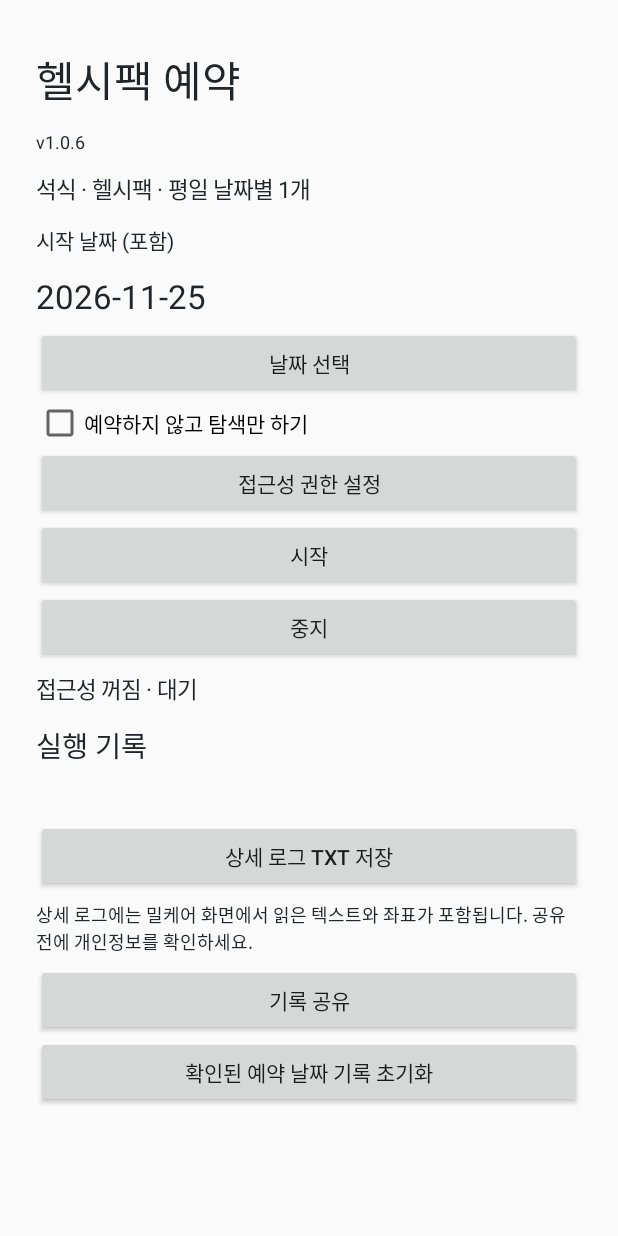
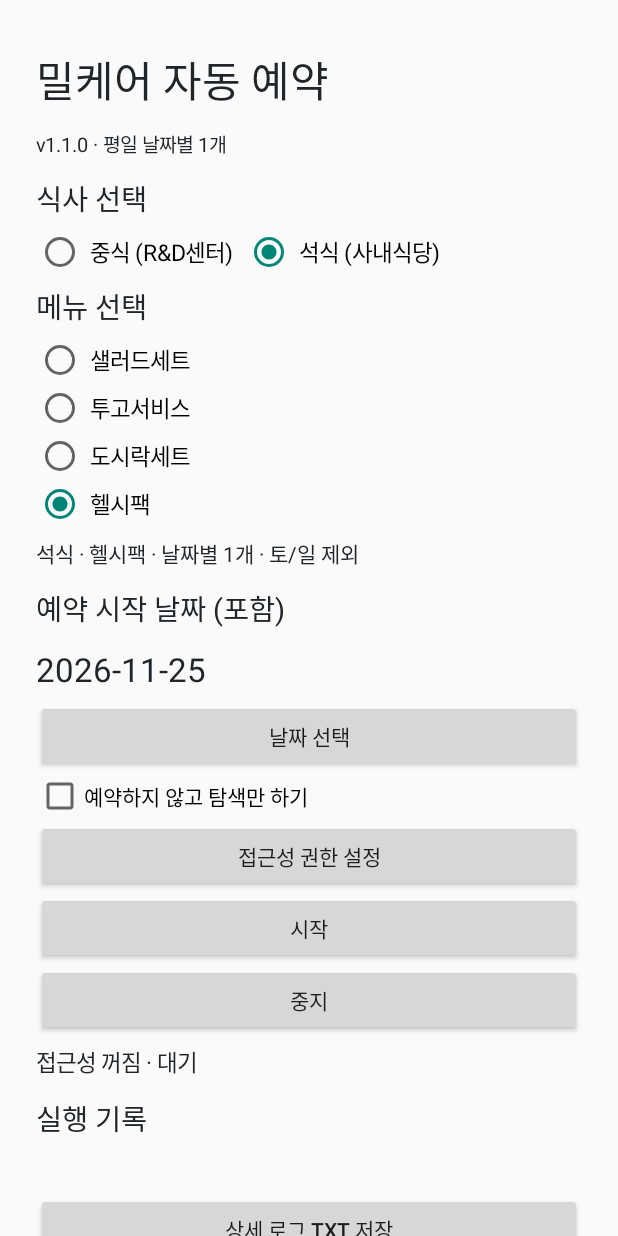
Before and after one commit to eekk1962-coder/scrollshot-lite, an Android app: the screen it shows after launch (MainActivity), on a phone screen of 412 x 824 dp. Run offline under Robolectric (Android 15) with nearby library versions, the phone set to English and light mode, and no system bars.

Commit message:
Add lunch/dinner and four menu choices, isolated booking history and matching tests

```diff
--- a/mealcare-macro/app/build.gradle
+++ b/mealcare-macro/app/build.gradle
@@ -2,6 +2,6 @@ plugins { id 'com.android.application' version '8.7.3' }
 android {
  namespace 'kr.signal.mealcaremacro'
  compileSdk 35
- defaultConfig { applicationId 'kr.signal.mealcaremacro'; minSdk 26; targetSdk 34; versionCode 7; versionName '1.0.6' }
+ defaultConfig { applicationId 'kr.signal.mealcaremacro'; minSdk 26; targetSdk 34; versionCode 8; versionName '1.1.0' }
  compileOptions { sourceCompatibility JavaVersion.VERSION_17; targetCompatibility JavaVersion.VERSION_17 }
 }
--- a/mealcare-macro/app/src/main/java/kr/signal/mealcaremacro/MainActivity.java
+++ b/mealcare-macro/app/src/main/java/kr/signal/mealcaremacro/MainActivity.java
@@ -1,27 +1,34 @@
 package kr.signal.mealcaremacro;
 import android.app.*;import android.os.*;import android.content.*;import android.content.pm.*;import android.graphics.Color;import android.provider.Settings;import android.view.*;import android.widget.*;import java.io.*;import java.nio.charset.StandardCharsets;import java.time.*;import java.util.*;
 public class MainActivity extends Activity {
- LocalDate date=LocalDate.now(); TextView dateView,status,log; CheckBox preview; final Handler h=new Handler();
+ LocalDate date=LocalDate.now(); TextView dateView,status,log; CheckBox preview; RadioGroup meals,menus; TextView selectedInfo; final Handler h=new Handler();
  int dp(int n){return (int)(n*getResources().getDisplayMetrics().density);}
  TextView text(String s,int size){TextView t=new TextView(this);t.setText(s);t.setTextSize(size);t.setTextColor(0xff20252a);t.setPadding(0,dp(6),0,dp(6));return t;}
  Button button(String s,Runnable r){Button b=new Button(this);b.setAllCaps(false);b.setText(s);b.setOnClickListener(v->r.run());return b;}
  @Override public void onCreate(Bundle b){super.onCreate(b);try{date=LocalDate.parse(getPreferences(0).getString("date",date.toString()));}catch(Exception ignored){}
  ScrollView sc=new ScrollView(this);LinearLayout l=new LinearLayout(this);l.setOrientation(1);l.setPadding(dp(24),dp(26),dp(24),dp(24));sc.addView(l);setContentView(sc);
- l.addView(text("헬시팩 예약",28));l.addView(text("v1.0.6",12));l.addView(text("석식 · 헬시팩 · 평일 날짜별 1개",15));l.addView(text("시작 날짜 (포함)",14));
+ l.addView(text("밀케어 자동 예약",28));l.addView(text("v1.1.0 · 평일 날짜별 1개",13));
+ l.addView(text("식사 선택",19));meals=new RadioGroup(this);meals.setOrientation(RadioGroup.HORIZONTAL);addOption(meals,"중식 (R&D센터)",101);addOption(meals,"석식 (사내식당)",102);l.addView(meals);meals.check(getPreferences(0).getBoolean("lunch",false)?101:102);
+ l.addView(text("메뉴 선택",19));menus=new RadioGroup(this);menus.setOrientation(RadioGroup.VERTICAL);for(int i=0;i<MealSelection.MENUS.length;i++)addOption(menus,MealSelection.MENUS[i],201+i);l.addView(menus);int menuIndex=getPreferences(0).getInt("menuIndex",3);menus.check(201+Math.max(0,Math.min(3,menuIndex)));
+ selectedInfo=text("",14);l.addView(selectedInfo);meals.setOnCheckedChangeListener((group,id)->saveSelection());menus.setOnCheckedChangeListener((group,id)->saveSelection());saveSelection();
+ l.addView(text("예약 시작 날짜 (포함)",19));
  dateView=text(date.toString(),22);l.addView(dateView);l.addView(button("날짜 선택",()->new DatePickerDialog(this,(v,y,m,d)->{date=LocalDate.of(y,m+1,d);dateView.setText(date.toString());getPreferences(0).edit().putString("date",date.toString()).apply();},date.getYear(),date.getMonthValue()-1,date.getDayOfMonth()).show()));
  preview=new CheckBox(this);preview.setText("예약하지 않고 탐색만 하기");l.addView(preview);
  l.addView(button("접근성 권한 설정",()->startActivity(new Intent(Settings.ACTION_ACCESSIBILITY_SETTINGS))));
  l.addView(button("시작",()->startMacro()));l.addView(button("중지",()->{if(MacroService.instance!=null)MacroService.instance.stop("사용자 중지");}));
  status=text("",15);l.addView(status);l.addView(text("실행 기록",19));log=text("",13);l.addView(log);
  l.addView(button("상세 로그 TXT 저장",()->{Intent i=new Intent(Intent.ACTION_CREATE_DOCUMENT).addCategory(Intent.CATEGORY_OPENABLE).setType("text/plain").putExtra(Intent.EXTRA_TITLE,"mealcare-diagnostic-"+LocalDate.now()+".txt");startActivityForResult(i,701);}));l.addView(text("상세 로그에는 밀케어 화면에서 읽은 텍스트와 좌표가 포함됩니다. 공유 전에 개인정보를 확인하세요.",12));l.addView(button("기록 공유",()->{Intent i=new Intent(Intent.ACTION_SEND).setType("text/plain").putExtra(Intent.EXTRA_TEXT,getSharedPreferences("run",0).getString("log",""));startActivity(Intent.createChooser(i,"실행 기록"));}));
- l.addView(button("확인된 예약 날짜 기록 초기화",()->new AlertDialog.Builder(this).setMessage("앱 내부의 중복 방지 기록만 지웁니다. 실제 예약은 취소되지 않습니다.").setNegativeButton("취소",null).setPositiveButton("초기화",(d,w)->{if(MacroService.instance==null||!MacroService.instance.running)getSharedPreferences("run",0).edit().remove("booked").apply();}).show()));
+ l.addView(button("선택한 식사·메뉴 예약 기록 초기화",()->{MealSelection selected=selection();new AlertDialog.Builder(this).setMessage(selected.display+"의 앱 내부 중복 방지 기록만 지웁니다. 실제 예약은 취소되지 않습니다.").setNegativeButton("취소",null).setPositiveButton("초기화",(d,w)->{if(MacroService.instance==null||!MacroService.instance.running)getSharedPreferences("run",0).edit().remove(selected.key).apply();}).show();}));
  }
+ void addOption(RadioGroup group,String label,int id){RadioButton rb=new RadioButton(this);rb.setId(id);rb.setText(label);rb.setTextSize(15);rb.setPadding(dp(4),dp(5),dp(8),dp(5));group.addView(rb);}
+ MealSelection selection(){int index=Math.max(0,Math.min(3,menus.getCheckedRadioButtonId()-201));return new MealSelection(meals.getCheckedRadioButtonId()==101,MealSelection.MENUS[index]);}
+ void saveSelection(){MealSelection s=selection();getPreferences(0).edit().putBoolean("lunch",s.lunch).putInt("menuIndex",menus.getCheckedRadioButtonId()-201).apply();selectedInfo.setText(s.display+" · 날짜별 1개 · 토/일 제외");}
  void startMacro(){if(MacroService.instance==null){status.setText("접근성 설정에서 밀케어 예약 자동화를 켜주세요.");return;} if(MacroService.instance.running)return;
  Intent query=new Intent(Intent.ACTION_MAIN).addCategory(Intent.CATEGORY_LAUNCHER);ArrayList<ResolveInfo> matches=new ArrayList<>();
  for(ResolveInfo ri:getPackageManager().queryIntentActivities(query,0)){String label=ri.loadLabel(getPackageManager()).toString().replaceAll("\\s+","").toLowerCase(Locale.ROOT);if((label.equals("mealcare")||label.equals("밀케어")||label.equals("밀케어앱"))&&!ri.activityInfo.packageName.equals(getPackageName()))matches.add(ri);}
  if(matches.size()!=1){status.setText("밀케어 앱을 정확히 찾지 못했습니다. 앱 설치와 이름을 확인하세요.");return;}
  ResolveInfo ri=matches.get(0);Intent launch=getPackageManager().getLaunchIntentForPackage(ri.activityInfo.packageName);if(launch==null){status.setText("밀케어 실행 불가");return;}
- new AlertDialog.Builder(this).setTitle(preview.isChecked()?"탐색 시작":"예약 시작").setMessage(date+" 포함 이후, 현재 표시되는 예약 가능 헬시팩을 날짜별 1개씩 "+(preview.isChecked()?"탐색합니다.":"예약합니다.")).setNegativeButton("취소",null).setPositiveButton("시작",(d,w)->{MacroService.instance.begin(ri.activityInfo.packageName,date,preview.isChecked());startActivity(launch);}).show();
+ final MealSelection selected=selection();final LocalDate chosenDate=date;final boolean dry=preview.isChecked();new AlertDialog.Builder(this).setTitle(dry?"탐색 시작":"예약 시작").setMessage(selected.display+"\n"+chosenDate+"부터 평일마다 예약 가능한 상품을 1개씩 "+(dry?"탐색합니다.":"예약합니다.")).setNegativeButton("취소",null).setPositiveButton("시작",(d,w)->{if(MacroService.instance!=null){MacroService.instance.begin(ri.activityInfo.packageName,chosenDate,dry,selected);startActivity(launch);}}).show();
  }
  @Override protected void onActivityResult(int request,int result,Intent data){super.onActivityResult(request,result,data);if(request!=701||result!=RESULT_OK||data==null||data.getData()==null)return;try(OutputStream out=getContentResolver().openOutputStream(data.getData())){if(out==null)throw new IOException("open failed");for(String name:new String[]{"mealcare-diagnostic-prev.txt","mealcare-diagnostic.txt"}){File f=new File(getFilesDir(),name);if(f.exists())try(FileInputStream in=new FileInputStream(f)){byte[] buf=new byte[8192];int n;while((n=in.read(buf))!=-1)out.write(buf,0,n);}}Toast.makeText(this,"상세 로그 저장 완료",Toast.LENGTH_SHORT).show();}catch(Exception e){Toast.makeText(this,"저장 실패: "+e.getMessage(),Toast.LENGTH_LONG).show();}}
  final Runnable refresh=new Runnable(){public void run(){SharedPreferences p=getSharedPreferences("run",0);status.setText((MacroService.instance==null?"접근성 꺼짐":"접근성 연결됨")+" · "+p.getString("status","대기"));log.setText(p.getString("log",""));h.postDelayed(this,800);}};
--- /dev/null
+++ b/mealcare-macro/app/src/main/java/kr/signal/mealcaremacro/MealSelection.java
@@ -0,0 +1,18 @@
+package kr.signal.mealcaremacro;
+import java.util.regex.Pattern;
+final class MealSelection {
+ static final String[] MENUS={"샐러드세트","투고서비스","도시락세트","헬시팩"};
+ final boolean lunch; final String menu,tab,productPattern,key,display;
+ MealSelection(boolean lunch,String menu){
+  if(!java.util.Arrays.asList(MENUS).contains(menu))throw new IllegalArgumentException("unknown menu");
+  this.lunch=lunch;this.menu=menu;
+  tab=lunch?"R&D센터":"석식(사내식당)";
+  productPattern=Pattern.quote(menu)+(lunch?Pattern.quote("(R&D센터)"):"\\(사내식당-석식(?:용)?\\)");
+  key=lunch?"booked_lunch_"+menu:menu.equals("헬시팩")?"booked":"booked_dinner_"+menu;
+  display=(lunch?"중식":"석식")+" · "+menu;
+ }
+ boolean product(String text){return Pattern.compile(productPattern).matcher(PickupParser.normalize(text)).find();}
+ boolean otherTabProduct(String text){String s=PickupParser.normalize(text);return lunch?s.contains("(사내식당-석식"):s.contains("(R&D센터)")||s.contains("(통합생산동)");}
+ boolean legacy(){return key.equals("booked");}
+ static MealSelection defaults(){return new MealSelection(false,"헬시팩");}
+}
--- a/mealcare-macro/app/src/main/java/kr/signal/mealcaremacro/PickupParser.java
+++ b/mealcare-macro/app/src/main/java/kr/signal/mealcaremacro/PickupParser.java
@@ -11,7 +11,8 @@ final class PickupParser {
  static boolean weekend(LocalDate d){return d.getDayOfWeek()==DayOfWeek.SATURDAY||d.getDayOfWeek()==DayOfWeek.SUNDAY;}
  static LocalDate nextEligible(LocalDate d,java.util.Set<String> seen){while(weekend(d)||seen.contains(d.toString()))d=d.plusDays(1);return d;}
  static final class Card {final LocalDate date;final boolean closed;Card(LocalDate d,boolean c){date=d;closed=c;}}
- static Card card(String text,LocalDate today){Matcher m=CARD.matcher(normalize(text));if(!m.matches())return null;LocalDate d=resolve(Integer.parseInt(m.group(2)),Integer.parseInt(m.group(3)),today);return d==null?null:new Card(d,m.group(1)!=null);}
+ static Card card(String text,LocalDate today){return card(text,today,MealSelection.defaults());}
+ static Card card(String text,LocalDate today,MealSelection selection){Matcher m=Pattern.compile("^(CLOSED)?"+selection.productPattern+"(\\d{1,2})[./-](\\d{1,2})(?:\\([월화수목금토일]\\))?픽업$",Pattern.CASE_INSENSITIVE).matcher(normalize(text));if(!m.matches())return null;LocalDate d=resolve(Integer.parseInt(m.group(2)),Integer.parseInt(m.group(3)),today);return d==null?null:new Card(d,m.group(1)!=null);}
  static LocalDate detail(String text,LocalDate today){Matcher m=DETAIL.matcher(normalize(text));if(!m.find())return null;try{return m.group(1)==null?resolve(Integer.parseInt(m.group(2)),Integer.parseInt(m.group(3)),today):LocalDate.of(Integer.parseInt(m.group(1)),Integer.parseInt(m.group(2)),Integer.parseInt(m.group(3)));}catch(Exception e){return null;}}
  static Integer quantity(String text){Matcher m=QTY.matcher(normalize(text));if(!m.find())return null;try{return Integer.valueOf(m.group(1));}catch(Exception e){return null;}}
 }
```
Also changed, not shown: mealcare-macro/app/src/main/java/kr/signal/mealcaremacro/MacroService.java (+12 -22 lines), 2 other files.
